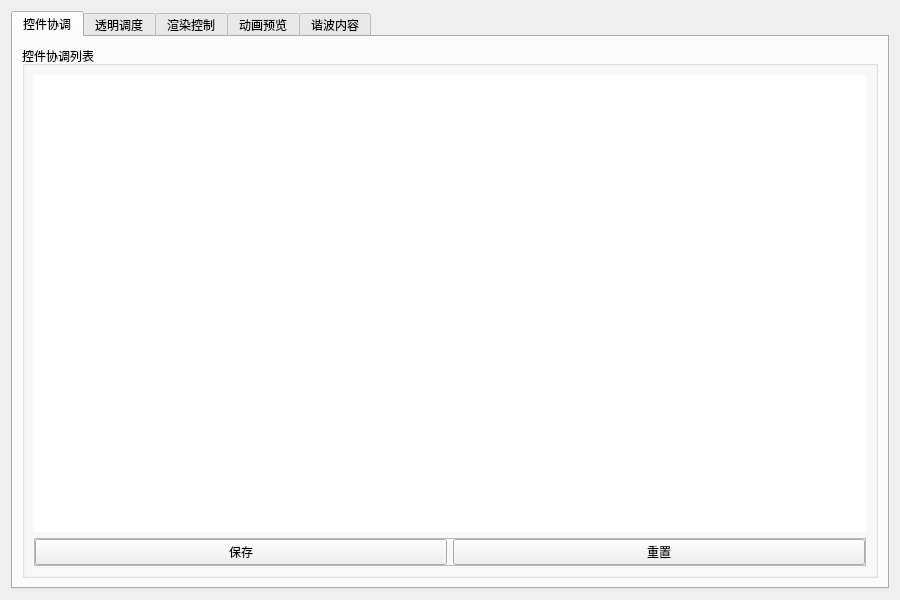
The window that LogGpt/changelive2dwidget.ui (log159/LogChat) describes before a commit, drawn with Qt 5.
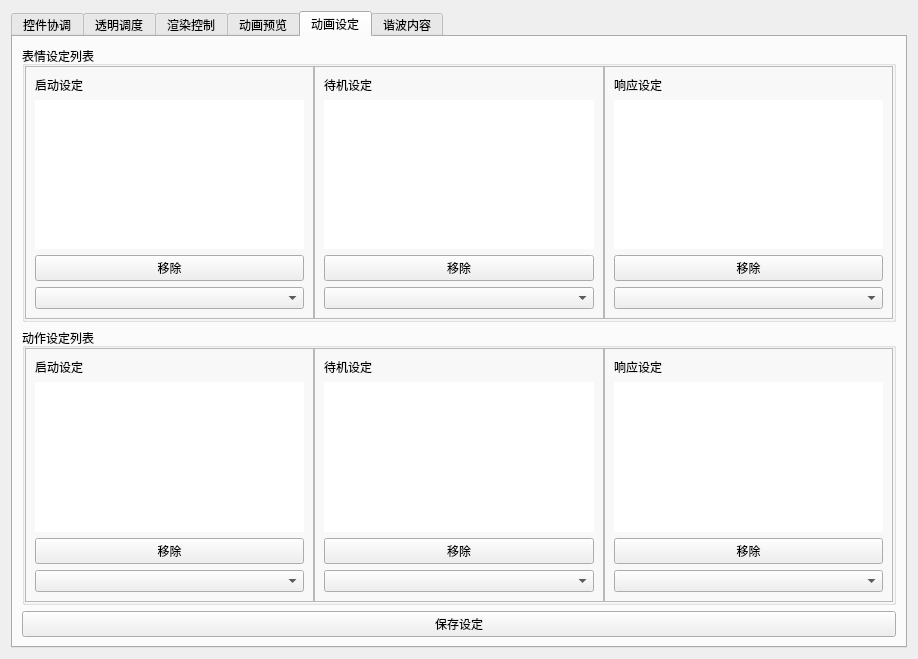
The same window after the commit. The open tabs and pages were chosen to show the change.

Commit message: [test]:表情和动作功能

Patch:
```diff
--- a/LogGpt/changelive2dwidget.ui
+++ b/LogGpt/changelive2dwidget.ui
@@ -6,8 +6,8 @@
    <rect>
     <x>0</x>
     <y>0</y>
-    <width>900</width>
-    <height>600</height>
+    <width>918</width>
+    <height>659</height>
    </rect>
   </property>
   <property name="windowTitle">
@@ -311,7 +311,285 @@
        </item>
       </layout>
      </widget>
-     <widget class="QWidget" name="tab_animation">
+     <widget class="QWidget" name="tab_expandmotshift">
+      <attribute name="title">
+       <string>动画设定</string>
+      </attribute>
+      <layout class="QVBoxLayout" name="verticalLayout_13">
+       <item>
+        <widget class="QGroupBox" name="groupBox_expshift">
+         <property name="title">
+          <string>表情设定列表</string>
+         </property>
+         <layout class="QHBoxLayout" name="horizontalLayout_6">
+          <property name="spacing">
+           <number>0</number>
+          </property>
+          <property name="leftMargin">
+           <number>0</number>
+          </property>
+          <property name="topMargin">
+           <number>0</number>
+          </property>
+          <property name="rightMargin">
+           <number>0</number>
+          </property>
+          <property name="bottomMargin">
+           <number>0</number>
+          </property>
+          <item>
+           <widget class="QFrame" name="frame_2">
+            <property name="frameShape">
+             <enum>QFrame::StyledPanel</enum>
+            </property>
+            <property name="frameShadow">
+             <enum>QFrame::Raised</enum>
+            </property>
+            <layout class="QVBoxLayout" name="verticalLayout_7">
+             <item>
+              <widget class="QLabel" name="label">
+               <property name="text">
+                <string>启动设定</string>
+               </property>
+              </widget>
+             </item>
+             <item>
+              <widget class="QListWidget" name="listWidget_exp_start">
+               <property name="frameShape">
+                <enum>QFrame::NoFrame</enum>
+               </property>
+              </widget>
+             </item>
+             <item>
+              <widget class="QPushButton" name="pushButton_exp_start_remove">
+               <property name="text">
+                <string>移除</string>
+               </property>
+              </widget>
+             </item>
+             <item>
+              <widget class="QComboBox" name="comboBox_exp_start"/>
+             </item>
+            </layout>
+           </widget>
+          </item>
+          <item>
+           <widget class="QFrame" name="frame_5">
+            <property name="frameShape">
+             <enum>QFrame::StyledPanel</enum>
+            </property>
+            <property name="frameShadow">
+             <enum>QFrame::Raised</enum>
+            </property>
+            <layout class="QVBoxLayout" name="verticalLayout_8">
+             <item>
+              <widget class="QLabel" name="label_2">
+               <property name="text">
+                <string>待机设定</string>
+               </property>
+              </widget>
+             </item>
+             <item>
+              <widget class="QListWidget" name="listWidget_exp_wait">
+               <property name="frameShape">
+                <enum>QFrame::NoFrame</enum>
+               </property>
+              </widget>
+             </item>
+             <item>
+              <widget class="QPushButton" name="pushButton_exp_wait_remove">
+               <property name="text">
+                <string>移除</string>
+               </property>
+              </widget>
+             </item>
+             <item>
+              <widget class="QComboBox" name="comboBox_exp_wait"/>
+             </item>
+            </layout>
+           </widget>
+          </item>
+          <item>
+           <widget class="QFrame" name="frame_6">
+            <property name="frameShape">
+             <enum>QFrame::StyledPanel</enum>
+            </property>
+            <property name="frameShadow">
+             <enum>QFrame::Raised</enum>
+            </property>
+            <layout class="QVBoxLayout" name="verticalLayout_9">
+             <item>
+              <widget class="QLabel" name="label_3">
+               <property name="text">
+                <string>响应设定</string>
+               </property>
+              </widget>
+             </item>
+             <item>
+              <widget class="QListWidget" name="listWidget_exp_react">
+               <property name="frameShape">
+                <enum>QFrame::NoFrame</enum>
+               </property>
+              </widget>
+             </item>
+             <item>
+              <widget class="QPushButton" name="pushButton_exp_react_remove">
+               <property name="text">
+                <string>移除</string>
+               </property>
+              </widget>
+             </item>
+             <item>
+              <widget class="QComboBox" name="comboBox_exp_react"/>
+             </item>
+            </layout>
+           </widget>
+          </item>
+         </layout>
+        </widget>
+       </item>
+       <item>
+        <widget class="QGroupBox" name="groupBox_motshift">
+         <property name="title">
+          <string>动作设定列表</string>
+         </property>
+         <layout class="QHBoxLayout" name="horizontalLayout_7">
+          <property name="spacing">
+           <number>0</number>
+          </property>
+          <property name="leftMargin">
+           <number>0</number>
+          </property>
+          <property name="topMargin">
+           <number>0</number>
+          </property>
+          <property name="rightMargin">
+           <number>0</number>
+          </property>
+          <property name="bottomMargin">
+           <number>0</number>
+          </property>
+          <item>
+           <widget class="QFrame" name="frame_7">
+            <property name="frameShape">
+             <enum>QFrame::StyledPanel</enum>
+            </property>
+            <property name="frameShadow">
+             <enum>QFrame::Raised</enum>
+            </property>
+            <layout class="QVBoxLayout" name="verticalLayout_10">
+             <item>
+              <widget class="QLabel" name="label_4">
+               <property name="text">
+                <string>启动设定</string>
+               </property>
+              </widget>
+             </item>
+             <item>
+              <widget class="QListWidget" name="listWidget_mot_start">
+               <property name="frameShape">
+                <enum>QFrame::NoFrame</enum>
+               </property>
+              </widget>
+             </item>
+             <item>
+              <widget class="QPushButton" name="pushButton_mot_start_remove">
+               <property name="text">
+                <string>移除</string>
+               </property>
+              </widget>
+             </item>
+             <item>
+              <widget class="QComboBox" name="comboBox_mot_start"/>
+             </item>
+            </layout>
+           </widget>
+          </item>
+          <item>
+           <widget class="QFrame" name="frame_8">
+            <property name="frameShape">
+             <enum>QFrame::StyledPanel</enum>
+            </property>
+            <property name="frameShadow">
+             <enum>QFrame::Raised</enum>
+            </property>
+            <layout class="QVBoxLayout" name="verticalLayout_11">
+             <item>
+              <widget class="QLabel" name="label_5">
+               <property name="text">
+                <string>待机设定</string>
+               </property>
+              </widget>
+             </item>
+             <item>
+              <widget class="QListWidget" name="listWidget_mot_wait">
+               <property name="frameShape">
+                <enum>QFrame::NoFrame</enum>
+               </property>
+              </widget>
+             </item>
+             <item>
+              <widget class="QPushButton" name="pushButton_mot_wait_remove">
+               <property name="text">
+                <string>移除</string>
+               </property>
+              </widget>
+             </item>
+             <item>
+              <widget class="QComboBox" name="comboBox_mot_wait"/>
+             </item>
+            </layout>
+           </widget>
+          </item>
+          <item>
+           <widget class="QFrame" name="frame_9">
+            <property name="frameShape">
+             <enum>QFrame::StyledPanel</enum>
+            </property>
+            <property name="frameShadow">
+             <enum>QFrame::Raised</enum>
+            </property>
+            <layout class="QVBoxLayout" name="verticalLayout_12">
+             <item>
+              <widget class="QLabel" name="label_6">
+               <property name="text">
+                <string>响应设定</string>
+               </property>
+              </widget>
+             </item>
+             <item>
+              <widget class="QListWidget" name="listWidget_mot_react">
+               <property name="frameShape">
+                <enum>QFrame::NoFrame</enum>
+               </property>
+              </widget>
+             </item>
+             <item>
+              <widget class="QPushButton" name="pushButton_mot_react_remove">
+               <property name="text">
+                <string>移除</string>
+               </property>
+              </widget>
+             </item>
+             <item>
+              <widget class="QComboBox" name="comboBox_mot_react"/>
+             </item>
+            </layout>
+           </widget>
+          </item>
+         </layout>
+        </widget>
+       </item>
+       <item>
+        <widget class="QPushButton" name="pushButton_saveshift">
+         <property name="text">
+          <string>保存设定</string>
+         </property>
+        </widget>
+       </item>
+      </layout>
+     </widget>
+     <widget class="QWidget" name="tab_harmonic">
       <attribute name="title">
        <string>谐波内容</string>
       </attribute>
```
Left out of the diff: 6 changed lines with no effect on the pictures. The commit also changes 17 other files.
